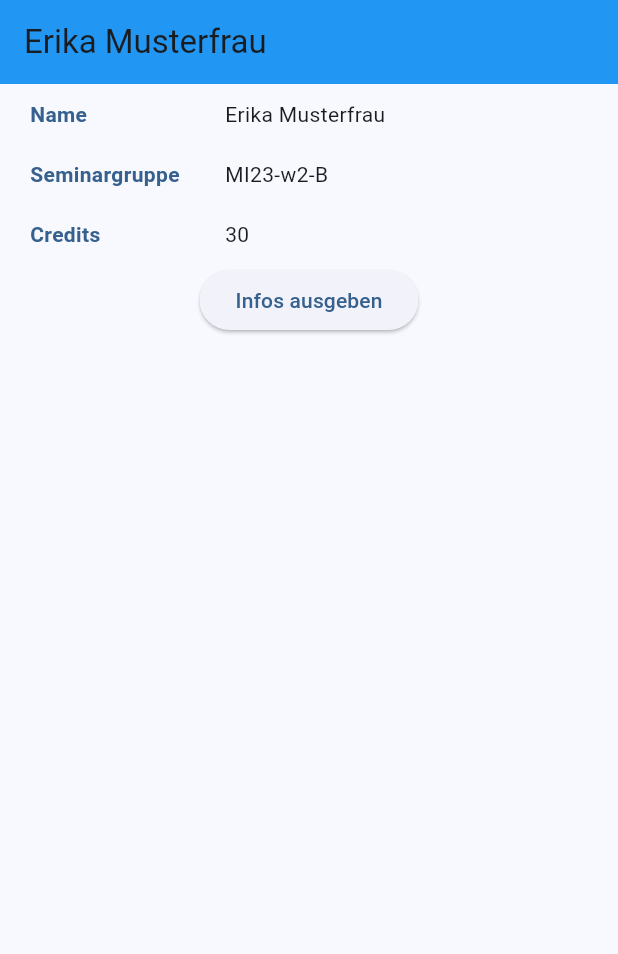
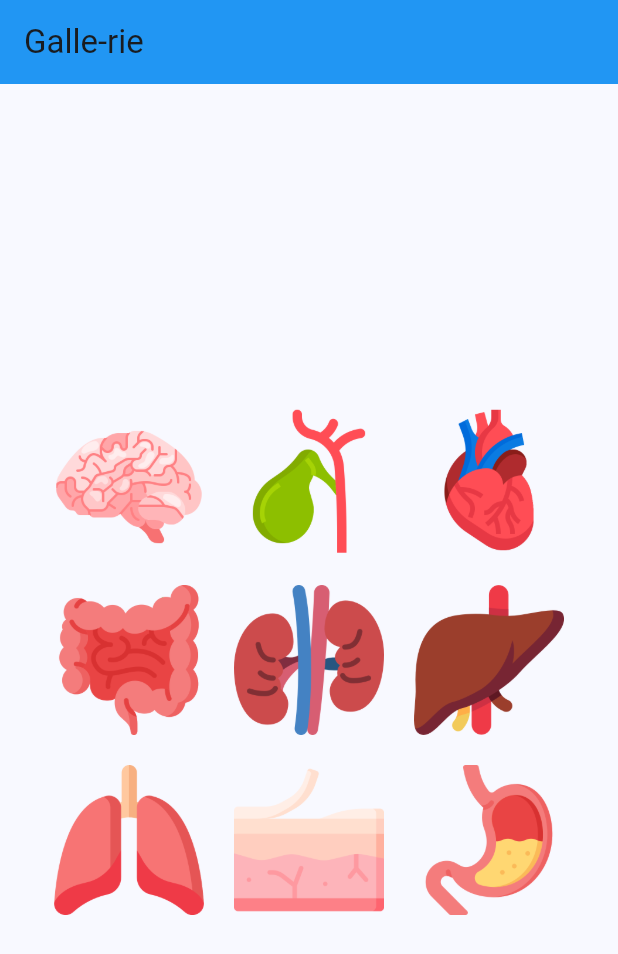
Before and after one commit to schlosser-teaching/university-flutter-amad, a Flutter app: the screen it shows after launch, on a phone screen of 412 x 824 dp. Shown: the top 954 px of the screen. Run offline on Flutter 3.47's test engine with Material 3 defaults, Android fonts, the light colour scheme and no system bars.

Commit message:
Start exercise 03, add padding for exercise 01

```diff
--- a/lib/02_einfuehrung_flutter_1/uebung_01_profil/bonus/bonus_profile_screen.dart
+++ b/lib/02_einfuehrung_flutter_1/uebung_01_profil/bonus/bonus_profile_screen.dart
@@ -21,6 +21,7 @@ class _BonusProfileScreenState extends State<BonusProfileScreen> {
         child: SingleChildScrollView(
           child: Column(
               children: [
+                SizedBox(height: 20),
                 Center(child: Image.asset('assets/profile_male.png', width: 100.0)),
                 SizedBox(height: 10),
                 Text('Schloool', style: Theme.of(context).textTheme.titleLarge),
--- a/lib/02_einfuehrung_flutter_1/uebung_01_profil/profile_screen.dart
+++ b/lib/02_einfuehrung_flutter_1/uebung_01_profil/profile_screen.dart
@@ -12,6 +12,7 @@ class ProfileScreen extends StatelessWidget {
         padding: const EdgeInsets.symmetric(horizontal: 20.0),
         child: Column(
             children: [
+              SizedBox(height: 20),
               Center(child: Image.asset('assets/profile_male.png', width: 100.0)),
               SizedBox(height: 10),
               Text('Schloool', style: Theme.of(context).textTheme.titleLarge),
--- /dev/null
+++ b/lib/03_einfuehrung_flutter_2/uebung_03_gallerie/organ.dart
@@ -0,0 +1,7 @@
+class Organ {
+  final String imagePath;
+  final String? name;
+  final String? description;
+
+  const Organ({required this.imagePath, this.name, this.description});
+}
--- /dev/null
+++ b/lib/03_einfuehrung_flutter_2/uebung_03_gallerie/organ_gallery_detail_screen.dart
@@ -0,0 +1,29 @@
+import 'package:flutter/material.dart';
+
+import 'organ.dart';
+
+class OrganGalleryDetailScreen extends StatelessWidget {
+  final Organ organ;
+
+  const OrganGalleryDetailScreen({required this.organ, super.key});
+
+  @override
+  Widget build(BuildContext context) {
+    return Scaffold(
+      appBar: AppBar(title: Text('${organ.name ?? 'Organ'}: Details')),
+      body: Center(
+        child: Column(
+          mainAxisAlignment: MainAxisAlignment.center,
+          children: [
+            Text(organ.name ?? 'Unbekanntes Organ',
+               style: Theme.of(context).textTheme.headlineMedium),
+            const SizedBox(height: 40.0),
+            Image.asset(organ.imagePath, width: 250.0),
+            const SizedBox(height: 30.0),
+            if (organ.description != null) Text(organ.description!),
+          ],
+        ),
+      ),
+    );
+  }
+}
--- /dev/null
+++ b/lib/03_einfuehrung_flutter_2/uebung_03_gallerie/organ_gallery_overview_screen.dart
@@ -0,0 +1,96 @@
+import 'package:advanced_mobile_app_development/03_einfuehrung_flutter_2/uebung_03_gallerie/organ_gallery_detail_screen.dart';
+import 'package:flutter/material.dart';
+
+import 'organ.dart';
+
+class OrganGalleryOverviewScreen extends StatelessWidget {
+  static const List<Organ> organs = [
+    Organ(
+      imagePath: 'assets/organ_brain.png',
+      name: 'Gehirn',
+      description: 'Ein Werkzeug zum Nachdenken.',
+    ),
+    Organ(
+      imagePath: 'assets/organ_gilebladder.png',
+      name: 'Galle',
+      description: 'Ein Fettspalter, der seinesgleichen sucht.',
+    ),
+    Organ(
+      imagePath: 'assets/organ_heart.png',
+      name: 'Herz',
+      description: 'Pumpt Blut und ist angeblich ein Symbol der Liebe.',
+    ),
+    Organ(
+      imagePath: 'assets/organ_intestine.png',
+      name: 'Darmtrakt',
+      description: 'Eine lustige Wasserrutsche für Nahrung.',
+    ),
+    Organ(
+      imagePath: 'assets/organ_kidney.png',
+      name: 'Nieren',
+      description: 'Die Müllabfuhr aller Giftstoffe.',
+    ),
+    Organ(
+      imagePath: 'assets/organ_liver.png',
+      name: 'Leber',
+      description: 'Das beste aller Stoffwechsel-Organe.',
+    ),
+    Organ(
+      imagePath: 'assets/organ_lungs.png',
+      name: 'Lunge',
+      description: 'Raubt der Luft den Sauerstoff für das Blut.',
+    ),
+    Organ(
+      imagePath: 'assets/organ_skin.png',
+      name: 'Haut',
+      description: 'Ein großer Hautlappen, der alles überdeckt.',
+    ),
+    Organ(
+      imagePath: 'assets/organ_stomach.png',
+      name: 'Magen',
+      description: 'Hat viel Säure, um Nahrung kleinzubekommen.',
+    ),
+  ];
+
+  const OrganGalleryOverviewScreen({super.key});
+
+  @override
+  Widget build(BuildContext context) {
+    return Scaffold(
+      appBar: AppBar(title: Text('Galle-rie')),
+      body: Center(
+        child: Column(
+          mainAxisAlignment: MainAxisAlignment.center,
+          children: [
+            Row(mainAxisAlignment: MainAxisAlignment.center, children: [
+              _buildClickableOrgan(organ: organs[0], context: context),
+              _buildClickableOrgan(organ: organs[1], context: context),
+              _buildClickableOrgan(organ: organs[2], context: context),
+            ]),
+            Row(mainAxisAlignment: MainAxisAlignment.center, children: [
+              _buildClickableOrgan(organ: organs[3], context: context),
+              _buildClickableOrgan(organ: organs[4], context: context),
+              _buildClickableOrgan(organ: organs[5], context: context),
+            ]),
+            Row(mainAxisAlignment: MainAxisAlignment.center, children: [
+              _buildClickableOrgan(organ: organs[6], context: context),
+              _buildClickableOrgan(organ: organs[7], context: context),
+              _buildClickableOrgan(organ: organs[8], context: context),
+            ]),
+          ],
+        ),
+      ),
+    );
+  }
+
+  Widget _buildClickableOrgan({required Organ organ, required BuildContext context}) {
+    return GestureDetector(
+      child: Padding(
+        padding: const EdgeInsets.all(10.0),
+        child: Image.asset(organ.imagePath, width: 100.0),
+      ),
+      onTap: () => Navigator.of(context).push(MaterialPageRoute(
+          builder: (context) => OrganGalleryDetailScreen(organ: organ))),
+    );
+  }
+}
--- a/lib/main.dart
+++ b/lib/main.dart
@@ -10,6 +10,7 @@ import 'package:advanced_mobile_app_development/03_einfuehrung_flutter_2/praxis_
 import 'package:advanced_mobile_app_development/03_einfuehrung_flutter_2/praxis_routing/route_home_screen.dart';
 import 'package:advanced_mobile_app_development/03_einfuehrung_flutter_2/theorie_theming/theming_test_screen.dart';
 import 'package:advanced_mobile_app_development/03_einfuehrung_flutter_2/theorie_visual_widgets/visual_widgets_screen.dart';
+import 'package:advanced_mobile_app_development/03_einfuehrung_flutter_2/uebung_03_gallerie/organ_gallery_overview_screen.dart';
 import 'package:flutter/material.dart';
 
 void main() {
@@ -48,6 +49,7 @@ class MyApp extends StatelessWidget {
     seminarGroup: 'MI23-w2-B',
     credits: 30,
   ));
+  final organGalleryOverviewScreen = OrganGalleryOverviewScreen();
 
   @override
   Widget build(BuildContext context) {
@@ -57,7 +59,7 @@ class MyApp extends StatelessWidget {
         colorScheme: ColorScheme.fromSeed(seedColor: Colors.blue),
         appBarTheme: const AppBarTheme(backgroundColor: Colors.blue),
       ),
-      home: studentDetailScreen,
+      home: organGalleryOverviewScreen,
     );
   }
 }
--- a/pubspec.yaml
+++ b/pubspec.yaml
@@ -60,7 +60,7 @@ flutter:
 
   # To add assets to your application, add an assets section, like this:
   assets:
-    - assets/profile_male.png
+    - assets/
 
   # An image asset can refer to one or more resolution-specific "variants", see
   # https://flutter.dev/assets-and-images/#resolution-aware
```
Also changed, not shown: assets/organ_brain.png (added), assets/organ_gilebladder.png (added), assets/organ_heart.png (added), assets/organ_intestine.png (added), assets/organ_kidney.png (added), assets/organ_liver.png (added), assets/organ_lungs.png (added), assets/organ_skin.png (added), assets/organ_stomach.png (added).
